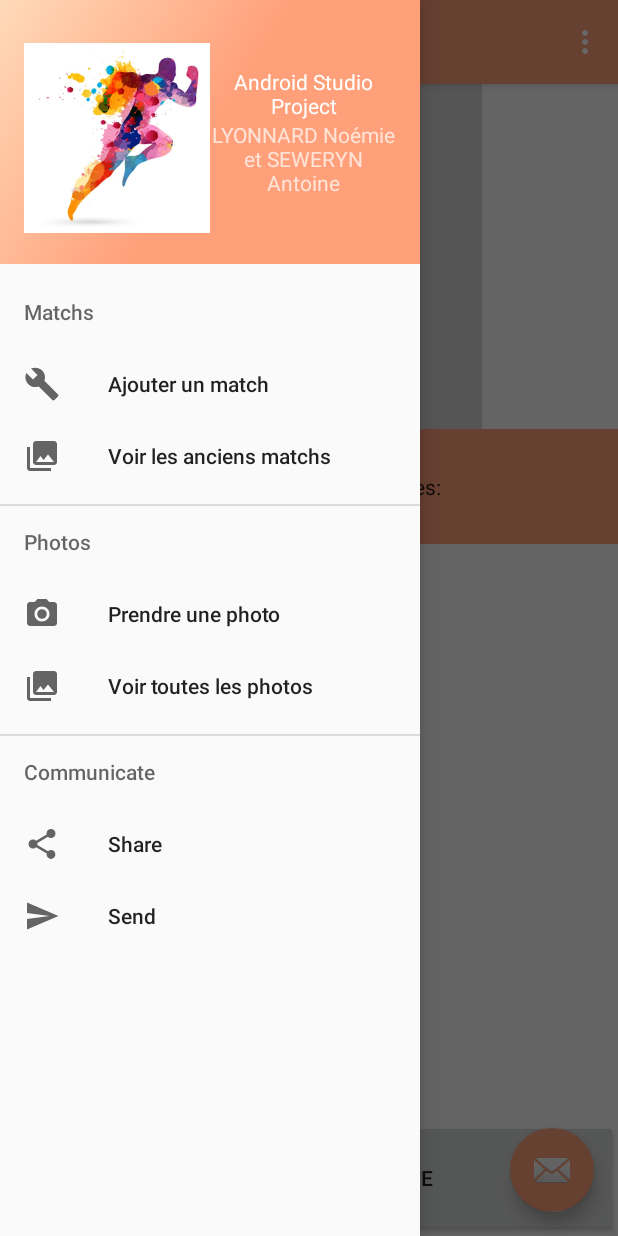
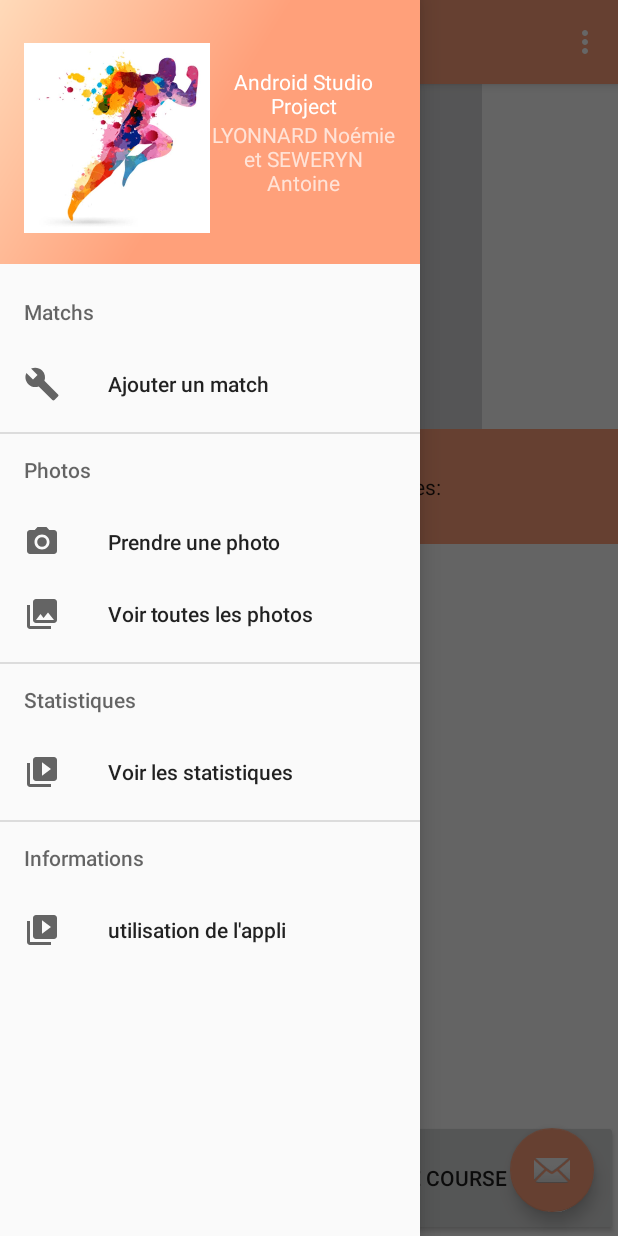
Before and after one commit to NoemieLG/AndroidPorject, an Android app: the screen it shows after launch (MainActivity), with the side drawer open, on a phone screen of 412 x 824 dp. Run offline under Robolectric (Android 15) with nearby library versions, the light colour scheme and no system bars.

Commit message:
Interface modifiée sans erreur.

```diff
--- a/app/src/main/java/com/example/noemie/projectapplication/MainActivity.java
+++ b/app/src/main/java/com/example/noemie/projectapplication/MainActivity.java
@@ -163,12 +163,9 @@ MainActivity extends AppCompatActivity
         } else if (id == R.id.add_match) {
             Intent intent = new Intent(this, MapsActivity.class);
             startActivity(intent);
-        } else if (id == R.id.see_match){
+        } else if (id == R.id.nav_stat) {
 
-        }
-        else if (id == R.id.nav_share) {
-
-        } else if (id == R.id.nav_send) {
+        } else if (id == R.id.nav_info) {
 
         }
 
--- a/app/src/main/res/layout/content_main.xml
+++ b/app/src/main/res/layout/content_main.xml
@@ -40,7 +40,7 @@
             android:layout_width="match_parent"
             android:layout_height="0dp"
             android:layout_weight="1"
-            android:text="Supprimer une course" />
+            android:text="Supprimer la plus ancienne course" />
 
     </LinearLayout>
 
--- a/app/src/main/res/menu/activity_main_drawer.xml
+++ b/app/src/main/res/menu/activity_main_drawer.xml
@@ -10,11 +10,6 @@
                 android:id="@+id/add_match"
                 android:icon="@drawable/ic_menu_manage"
                 android:title="Ajouter un match" />
-
-            <item
-                android:id="@+id/see_match"
-                android:icon="@drawable/ic_menu_gallery"
-                android:title="Voir les anciens matchs" />
         </menu>
     </item>
     <item android:title="Photos">
@@ -32,16 +27,23 @@
     </item>
     </group>
 
-    <item android:title="Communicate">
+    <item android:title="Statistiques">
         <menu>
             <item
-                android:id="@+id/nav_share"
-                android:icon="@drawable/ic_menu_share"
-                android:title="Share" />
+                android:id="@+id/nav_stat"
+                android:icon="@drawable/ic_menu_slideshow"
+                android:title="Voir les statistiques" />
+
+        </menu>
+    </item>
+
+    <item android:title="Informations">
+        <menu>
             <item
-                android:id="@+id/nav_send"
-                android:icon="@drawable/ic_menu_send"
-                android:title="Send" />
+                android:id="@+id/nav_info"
+                android:icon="@drawable/ic_menu_slideshow"
+                android:title="utilisation de l'appli" />
+
         </menu>
     </item>
 
```
